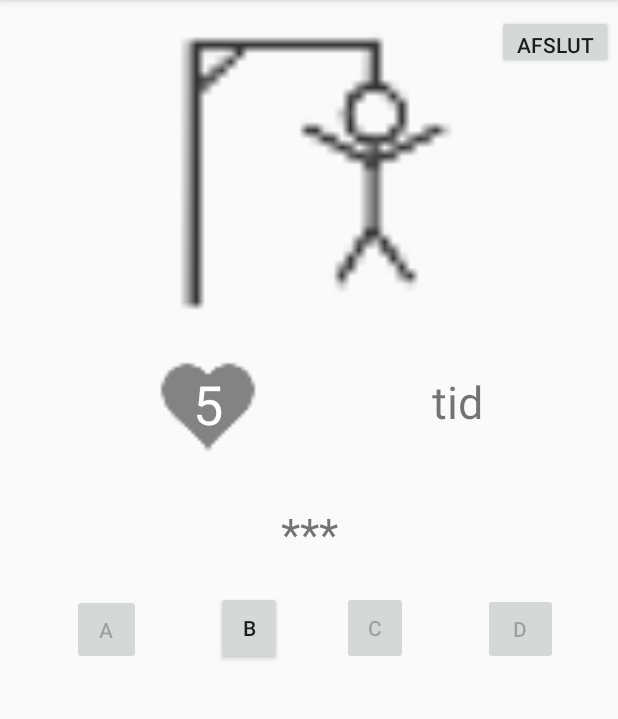
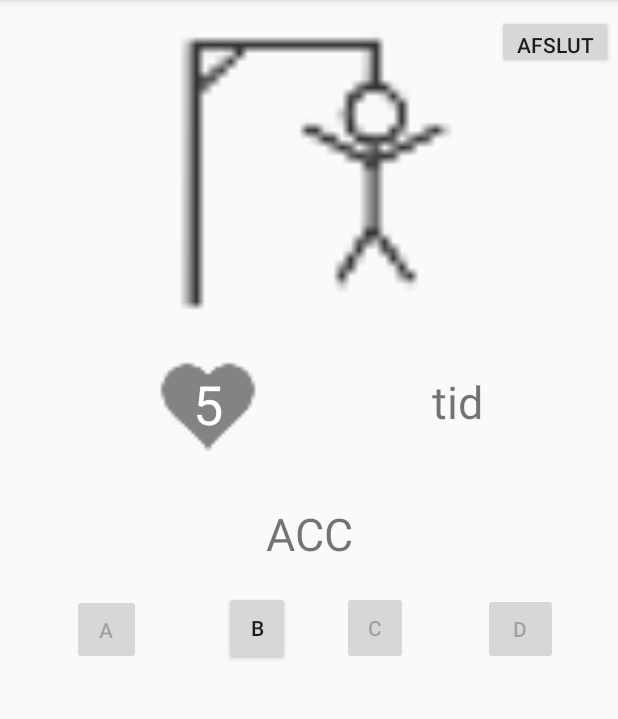
Before and after one commit to kajgaard/GalgeSpil, an Android app: the StartSpilAktivitet screen opened directly, with no data from a screen before it, after a tap on an icon or button, on a phone screen of 412 x 824 dp, the part 84-803 px from its top. Run offline under Robolectric (Android 15) with nearby library versions, the phone set to English and light mode, and no system bars; 3 other taps on this screen came first.

Commit message:
Tilføjet en enkelt metode i Logik som ikke virker - implementeret opdaterSkærm i startspil aktivitet

```diff
--- a/app/src/main/java/com/example/galgespil/Logik.java
+++ b/app/src/main/java/com/example/galgespil/Logik.java
@@ -71,6 +71,11 @@ public class Logik {
         public boolean erSpilletSlut() {
             return spilletErTabt || spilletErVundet;
         }
+
+        //OBS Har selv tilføjet
+        public int getAntalLiv(){
+            int antalLiv = 6 - getAntalForkerteBogstaver();
+            return antalLiv;}
 
 
         public void nulstil() {
@@ -205,4 +210,8 @@ public class Logik {
             System.out.println("muligeOrd = " + muligeOrd);
             nulstil();
         }
+
+
+
+
     }
--- a/app/src/main/java/com/example/galgespil/StartSpilAktivitet.java
+++ b/app/src/main/java/com/example/galgespil/StartSpilAktivitet.java
@@ -64,6 +64,25 @@ public class StartSpilAktivitet extends AppCompatActivity implements View.OnClic
         }else if(v == afslutKnap){
 
         }
+        opdaterSkærm();
+    }
 
+    private void opdaterSkærm(){
+        ukendtOrd.setText(logik.getSynligtOrd());
+
+        /*
+        TODO: Fix. Metoden i logik skal være korrekt
+        liv.setText(logik.getAntalLiv());
+
+         */
+
+
+
+        if (logik.erSpilletVundet()) {
+           // info.append("\nDu har vundet");
+        }
+        if (logik.erSpilletTabt()) {
+           // info.setText("Du har tabt, ordet var : " + logik.getOrdet());
+        }
     }
 }
--- a/app/src/main/res/layout/activity_start_spil_aktivitet.xml
+++ b/app/src/main/res/layout/activity_start_spil_aktivitet.xml
@@ -24,15 +24,6 @@
         app:layout_constraintEnd_toStartOf="@+id/buttonD" />
 
     <Button
-        android:id="@+id/buttonB"
-        android:layout_width="44dp"
-        android:layout_height="49dp"
-        android:layout_marginStart="50dp"
-        android:text="B"
-        app:layout_constraintBottom_toBottomOf="@+id/buttonA"
-        app:layout_constraintStart_toEndOf="@+id/buttonA" />
-
-    <Button
         android:id="@+id/buttonA"
         android:layout_width="46dp"
         android:layout_height="47dp"
@@ -40,6 +31,17 @@
         android:text="A"
         app:layout_constraintEnd_toStartOf="@+id/hangman"
         app:layout_constraintTop_toBottomOf="@+id/spgtext" />
+
+    <Button
+        android:id="@+id/buttonB"
+        android:layout_width="44dp"
+        android:layout_height="49dp"
+        android:layout_marginStart="50dp"
+        android:layout_marginEnd="30dp"
+        android:text="B"
+        app:layout_constraintBottom_toBottomOf="@+id/buttonA"
+        app:layout_constraintEnd_toStartOf="@+id/buttonC"
+        app:layout_constraintStart_toEndOf="@+id/buttonA" />
 
     <Button
         android:id="@+id/afslutKnap"
```
